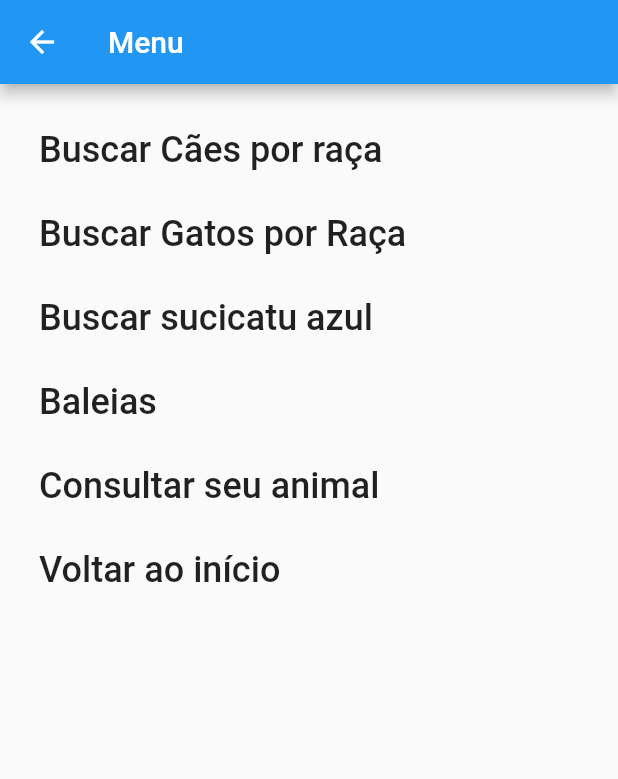
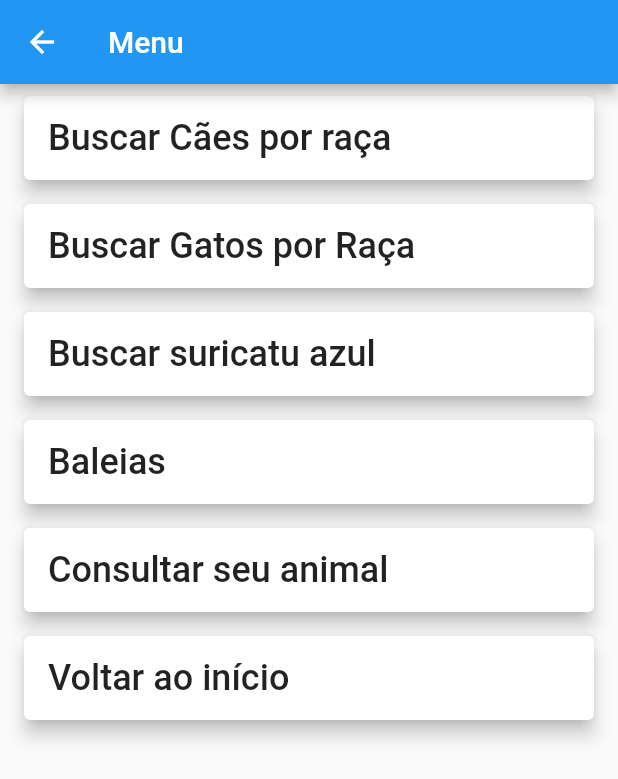
Before and after one commit to alexsanderthorne/Mobile2, a Flutter app: the screen it shows after launch, in the side drawer, after a tap on "Ir para Menu de Opções", on a phone screen of 412 x 824 dp. Shown: the top 779 px of the screen. Run offline on Flutter 3.47's test engine with Material 2 defaults, Android fonts, the light colour scheme and no system bars; network calls fail.

Commit message:
adicionando card widget a lista do menu

```diff
--- a/lib/Menu.dart
+++ b/lib/Menu.dart
@@ -1,7 +1,4 @@
-import 'dart:js';
-
 import 'package:flutter/material.dart';
-import 'package:my_pets/main.dart';
 
 class MenuApp extends StatelessWidget {
   @override
@@ -17,7 +14,7 @@ class Menu extends StatelessWidget {
   static const _menuTitles = [
     'Buscar Cães por raça',
     'Buscar Gatos por Raça',
-    'Buscar sucicatu azul',
+    'Buscar suricatu azul',
     'Baleias',
     'Consultar seu animal',
     'Voltar ao início',
@@ -34,52 +31,27 @@ class Menu extends StatelessWidget {
   }
 
   Widget _buildContent() {
-    return Column(
-      crossAxisAlignment: CrossAxisAlignment.start,
-      children: [
-        const SizedBox(height: 16),
-        ..._buildListItems(),
-        const Spacer(),
-        _buildGetStartedButton(),
-      ],
-    );
-  }
-
-  List<Widget> _buildListItems() {
-    final listItems = <Widget>[];
-    for (var i = 0; i < _menuTitles.length; ++i) {
-      listItems.add(
-        Padding(
-          padding: const EdgeInsets.symmetric(horizontal: 26.0, vertical: 14),
-          child: Text(
-            _menuTitles[i],
-            textAlign: TextAlign.left,
-            style: const TextStyle(
-              fontSize: 24,
-              fontWeight: FontWeight.w500,
+    return ListView.builder(
+      itemCount: _menuTitles.length,
+      itemBuilder: (context, index) {
+        return Card(
+          elevation: 5.0,
+          margin: EdgeInsets.symmetric(horizontal: 16, vertical: 8),
+          child: ListTile(
+            title: Text(
+              _menuTitles[index],
+              style: TextStyle(
+                fontSize: 24,
+                fontWeight: FontWeight.w500,
+              ),
             ),
+            onTap: () {
+              // Implemente a ação desejada quando um card for pressionado.
+              // Você pode usar Navigator para navegar para uma página específica.
+            },
           ),
-        ),
-      );
-    }
-    return listItems;
-  }
-
-  Widget _buildGetStartedButton() {
-    return SizedBox(
-      width: double.infinity,
-      child: Padding(
-        padding: const EdgeInsets.all(24.0),
-        child: RaisedButton(
-          shape: const StadiumBorder(),
-          onPressed: () {
-            Navigator.pop(context as BuildContext);
-          },
-          child: Text("Voltar ao início"),
-          elevation: 5.0,
-          color: Colors.blue,
-        ),
-      ),
+        );
+      },
     );
   }
 }
```
